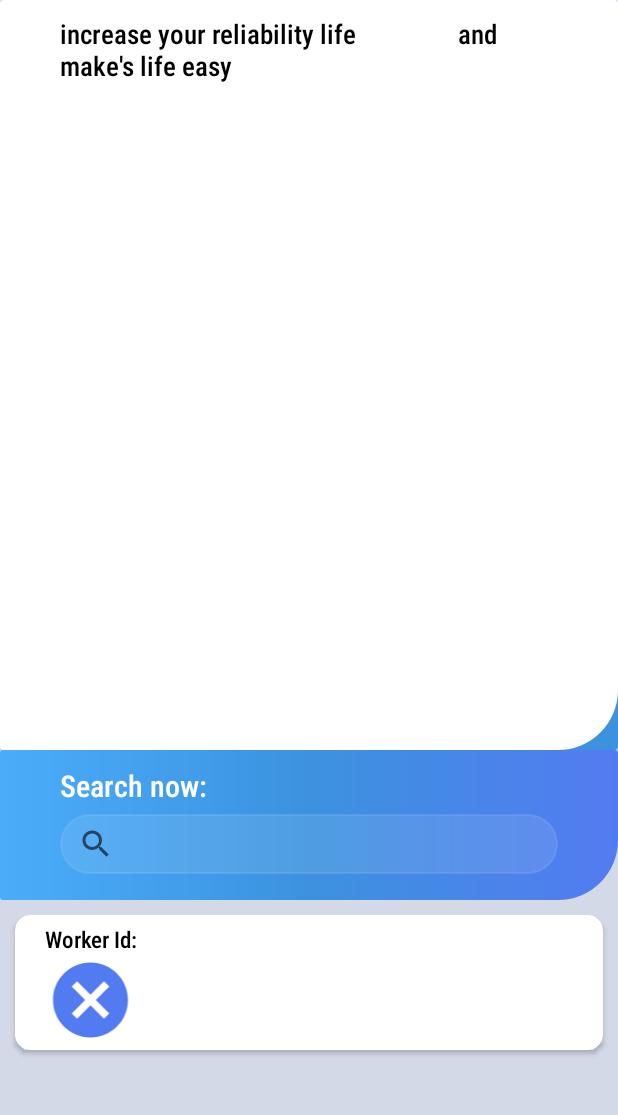
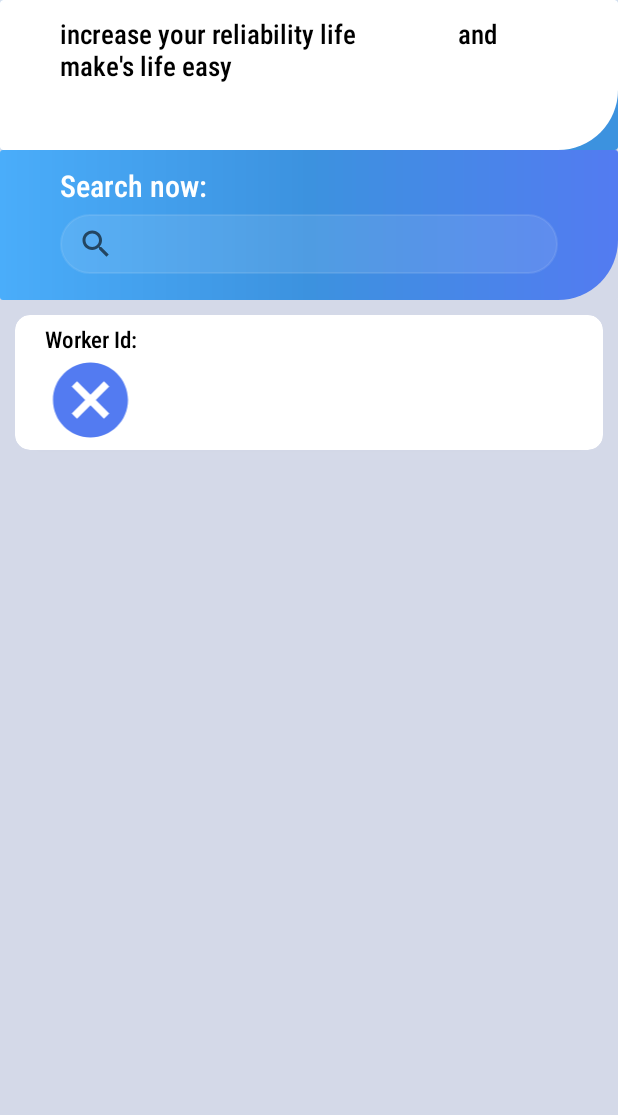
Before and after one commit to saurabh9322/Murtijapur-s-Work-Force, an Android app: the MainActivity screen opened directly, with no data from a screen before it, on a phone screen of 412 x 824 dp, the part 84-1199 px from its top. Run offline under Robolectric (Android 15) with nearby library versions, the phone set to English and light mode, and no system bars.

Commit message:
Akshay Change

```diff
--- a/app/src/main/res/layout/activity_main.xml
+++ b/app/src/main/res/layout/activity_main.xml
@@ -9,7 +9,7 @@
     android:background="#D4D9E8">
 <androidx.cardview.widget.CardView
     android:layout_width="match_parent"
-    android:layout_height="500dp"
+    android:layout_height="100dp"
     android:id="@+id/cd_hp_st"
     android:backgroundTint="@color/gradient2">
     <LinearLayout
```
